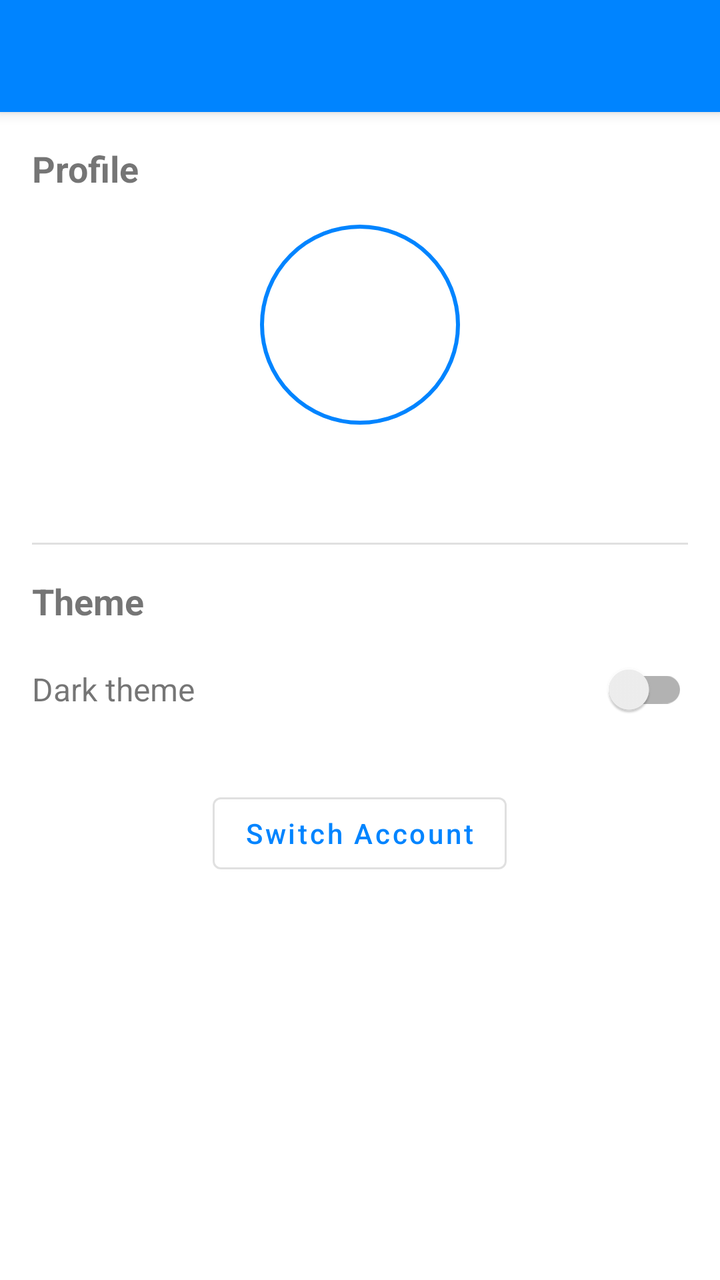
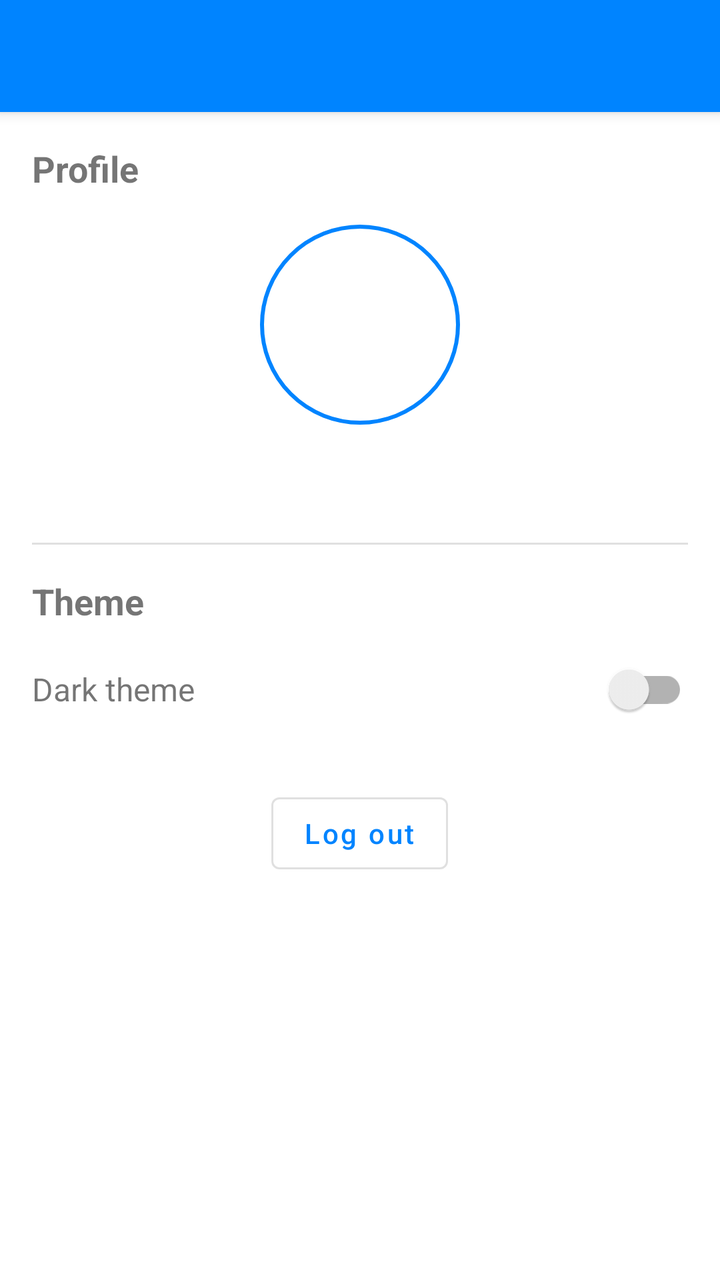

The first picture is an Android layout as it rendered before a commit; the second is the same layout after the commit. The layout source and the unified diff follow.
<!-- AndroidManifest.xml: application theme Theme.SeminarAndroidApp -->
<!-- res/layout/activity_settings.xml -->
<?xml version="1.0" encoding="utf-8"?>
<androidx.constraintlayout.widget.ConstraintLayout xmlns:android="http://schemas.android.com/apk/res/android"
    xmlns:app="http://schemas.android.com/apk/res-auto"
    android:layout_width="match_parent"
    android:layout_height="match_parent">

    <androidx.appcompat.widget.Toolbar
        android:id="@+id/settingsToolbar"
        android:layout_width="match_parent"
        android:layout_height="?attr/actionBarSize"
        android:background="?attr/colorPrimary"
        android:elevation="4dp"
        android:theme="@style/ThemeOverlay.AppCompat.Dark.ActionBar"
        app:layout_constraintTop_toTopOf="parent"
        app:popupTheme="@style/ThemeOverlay.AppCompat.Light" />

    <ScrollView
        android:layout_width="match_parent"
        android:layout_height="0dp"
        android:fillViewport="true"
        app:layout_constraintTop_toBottomOf="@id/settingsToolbar"
        app:layout_constraintBottom_toBottomOf="parent">

        <androidx.constraintlayout.widget.ConstraintLayout
            android:layout_width="match_parent"
            android:layout_height="wrap_content">

            <LinearLayout
                android:layout_width="0dp"
                android:layout_height="wrap_content"
                android:orientation="vertical"
                android:padding="16dp"
                app:layout_constraintStart_toStartOf="parent"
                app:layout_constraintEnd_toEndOf="parent"
                app:layout_constraintWidth_max="560dp"
                app:layout_constraintTop_toTopOf="parent">

                <TextView
                    android:layout_width="wrap_content"
                    android:layout_height="wrap_content"
                    android:text="@string/profile"
                    android:textSize="18sp"
                    android:textStyle="bold" />

                <ImageView
                    android:id="@+id/imageViewAvatar"
                    android:layout_width="100dp"
                    android:layout_height="100dp"
                    android:layout_gravity="center_horizontal"
                    android:layout_marginTop="16dp"
                    android:background="@drawable/bg_profile_avatar"
                    android:clickable="true"
                    android:contentDescription="@string/change_profile_picture"
                    android:focusable="true"
                    android:padding="2dp"
                    android:scaleType="centerCrop"
                    android:src="@mipmap/ic_launcher_round" />

                <TextView
                    android:id="@+id/textViewUsernameDisplay"
                    android:layout_width="match_parent"
                    android:layout_height="wrap_content"
                    android:layout_marginTop="16dp"
                    android:textAlignment="center"
                    android:textColor="?android:attr/textColorPrimary"
                    android:textSize="20sp"
                    android:textStyle="bold" />

                <View
                    android:layout_width="match_parent"
                    android:layout_height="1dp"
                    android:layout_marginTop="16dp"
                    android:layout_marginBottom="16dp"
                    android:background="?android:attr/listDivider" />

                <TextView
                    android:layout_width="wrap_content"
                    android:layout_height="wrap_content"
                    android:text="@string/theme"
                    android:textSize="18sp"
                    android:textStyle="bold" />

                <LinearLayout
                    android:layout_width="match_parent"
                    android:layout_height="wrap_content"
                    android:layout_marginTop="8dp"
                    android:gravity="center_vertical"
                    android:orientation="horizontal">

                    <TextView
                        android:layout_width="0dp"
                        android:layout_height="wrap_content"
                        android:layout_weight="1"
                        android:text="@string/dark_theme"
                        android:textSize="16sp" />

                    <androidx.appcompat.widget.SwitchCompat
                        android:id="@+id/switchTheme"
                        android:layout_width="wrap_content"
                        android:layout_height="wrap_content"
                        android:contentDescription="@string/dark_theme" />
                </LinearLayout>

                <Button
                    android:id="@+id/buttonSwitchAccount"
                    style="@style/Widget.MaterialComponents.Button.OutlinedButton"
                    android:layout_width="wrap_content"
                    android:layout_height="wrap_content"
                    android:layout_gravity="center_horizontal"
                    android:layout_marginTop="24dp"
                    android:text="@string/switch_account"
                    android:textAllCaps="false" />
            </LinearLayout>
        </androidx.constraintlayout.widget.ConstraintLayout>
    </ScrollView>
</androidx.constraintlayout.widget.ConstraintLayout>
<!-- resources referenced by this layout -->
<resources>
  <!-- drawable bg_profile_avatar (drawable) -->
  <shape xmlns:android="http://schemas.android.com/apk/res/android" android:shape="oval">
      <solid android:color="?android:attr/colorBackground" />
      <stroke android:width="2dp" android:color="?attr/colorPrimary" />
  </shape>
  <!-- mipmap ic_launcher_round (mipmap-anydpi-v26) -->
  <?xml version="1.0" encoding="utf-8"?>
  <adaptive-icon xmlns:android="http://schemas.android.com/apk/res/android">
      <background android:drawable="@drawable/ic_launcher_background" />
      <foreground android:drawable="@drawable/ic_launcher_foreground" />
      <monochrome android:drawable="@drawable/ic_launcher_foreground" />
  </adaptive-icon>
  <string name="change_profile_picture">Change profile picture</string>
  <string name="dark_theme">Dark theme</string>
  <string name="profile">Profile</string>
  <string name="switch_account">Switch Account</string>
  <string name="theme">Theme</string>
  <style name="Theme.SeminarAndroidApp" parent="Base.Theme.SeminarAndroidApp" />
  <!-- drawable ic_launcher_background (drawable) -->
  <vector xmlns:android="http://schemas.android.com/apk/res/android"
      android:width="108dp"
      android:height="108dp"
      android:viewportWidth="108"
      android:viewportHeight="108">
      <path
          android:fillColor="#0084FF"
          android:pathData="M0,0h108v108h-108z" />
  </vector>
  <!-- drawable ic_launcher_foreground (drawable) -->
  <vector xmlns:android="http://schemas.android.com/apk/res/android"
      android:width="108dp"
      android:height="108dp"
      android:viewportWidth="108"
      android:viewportHeight="108">
      <group
          android:scaleX="3"
          android:scaleY="3"
          android:translateX="18"
          android:translateY="18">
          <path
              android:fillColor="#FFFFFFFF"
              android:pathData="M18,8h-1L17,6c0,-2.76 -2.24,-5 -5,-5S7,3.24 7,6v2L6,8c-1.1,0 -2,0.9 -2,2v10c0,1.1 0.9,2 2,2h12c1.1,0 2,-0.9 2,-2L20,10c0,-1.1 -0.9,-2 -2,-2zM9,6c0,-1.66 1.34,-3 3,-3s3,1.34 3,3v2L9,8L9,6zM18,20L6,20L6,10h12v10zM12,17c1.1,0 2,-0.9 2,-2s-0.9,-2 -2,-2 -2,0.9 -2,2 0.9,2 2,2z" />
      </group>
  </vector>
  <style name="Base.Theme.SeminarAndroidApp" parent="Theme.MaterialComponents.DayNight.NoActionBar">
          <item name="colorPrimary">@color/primary</item>
          <item name="colorPrimaryVariant">@color/primary_dark</item>
          <item name="colorOnPrimary">@color/white</item>
          <item name="colorSecondary">@color/accent</item>
          <item name="colorSecondaryVariant">@color/accent</item>
          <item name="colorOnSecondary">@color/black</item>
  
          <item name="android:windowDrawsSystemBarBackgrounds">true</item>
          <item name="android:statusBarColor">@color/status_bar_light</item>
          <item name="android:windowLightStatusBar">false</item>
  
          <item name="android:textColorPrimary">@color/black</item>
          <item name="android:textColorSecondary">#757575</item>
  
          <item name="alertDialogTheme">@style/ThemeOverlay.App.AlertDialog</item>
      </style>
  <color name="primary">#0084FF</color>
  <color name="primary_dark">#0066CC</color>
  <color name="white">#FFFFFFFF</color>
  <color name="accent">#00D4FF</color>
  <color name="black">#FF000000</color>
  <color name="status_bar_light">#0084FF</color>
  <style name="ThemeOverlay.App.AlertDialog" parent="ThemeOverlay.MaterialComponents.MaterialAlertDialog" />
</resources>

<!-- the commit's change to res/layout/activity_settings.xml (unified diff, before → after) -->
@@ -102,13 +102,13 @@
                 </LinearLayout>
 
                 <Button
-                    android:id="@+id/buttonSwitchAccount"
+                    android:id="@+id/buttonLogout"
                     style="@style/Widget.MaterialComponents.Button.OutlinedButton"
                     android:layout_width="wrap_content"
                     android:layout_height="wrap_content"
                     android:layout_gravity="center_horizontal"
                     android:layout_marginTop="24dp"
-                    android:text="@string/switch_account"
+                    android:text="@string/log_out"
                     android:textAllCaps="false" />
             </LinearLayout>
         </androidx.constraintlayout.widget.ConstraintLayout>
<!-- resource entries referenced after the edit -->
@@ -14,8 +14,8 @@
   </adaptive-icon>
   <string name="change_profile_picture">Change profile picture</string>
   <string name="dark_theme">Dark theme</string>
+  <string name="log_out">Log out</string>
   <string name="profile">Profile</string>
-  <string name="switch_account">Switch Account</string>
   <string name="theme">Theme</string>
   <style name="Theme.SeminarAndroidApp" parent="Base.Theme.SeminarAndroidApp" />
   <!-- drawable ic_launcher_background (drawable) -->
